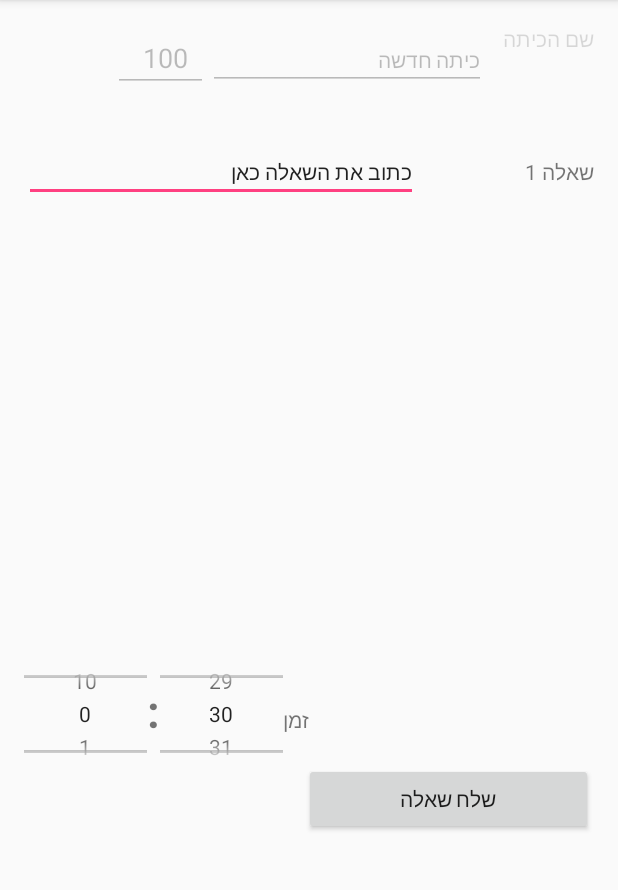
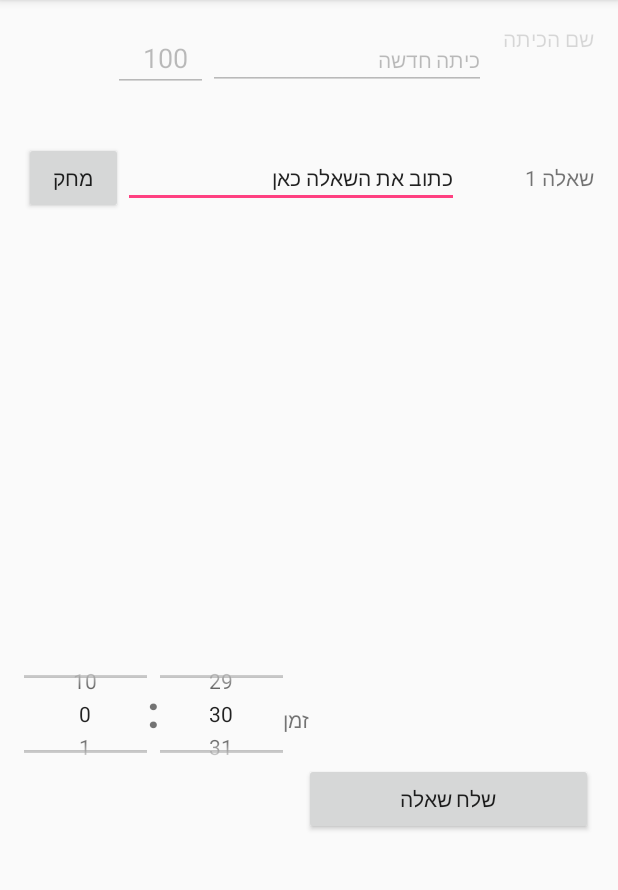
Before and after one commit to liorraz/FeedbackClickerAndroid, an Android app: the screen it shows after launch (MainActivity), after a tap on "צור", on a phone screen of 412 x 824 dp, the part 84-974 px from its top. Run offline under Robolectric (Android 15) with nearby library versions, the phone set to English and light mode, and no system bars.

```diff
--- a/Clicker/app/src/main/java/com/clicker/clicker/MainActivity.java
+++ b/Clicker/app/src/main/java/com/clicker/clicker/MainActivity.java
@@ -21,40 +21,40 @@ public class MainActivity extends AppCompatActivity {
     public static final int TIME_DEFAULT_SEC = 30;
     public static final int TIME_ADDITION_MILLI = TIME_DEFAULT_SEC * 1000;
     public static final int MAX_TIME_MINUTES = 10;
+
     private static final String TAG = "ClickerAPP";
 
     // GUI
-
+    // currently static components are to be used by enum, to be fixed later
     static private View[] classComponents;
     static private View[] timeComponents;
     static private View[] questionComponents;
-    static private Button[] buttons; // create, right , left
+    static private Button[] mainButtons; // create, right , left
     static private View[] afterQuestionSentComponents;
+    static private TextView[] questionLabelComponent; // update question label
 
-    static private TextView[] questionLabelComponent;
+    private TextView answerYesLabel; // for counting answers
+    private TextView answerNoLabel; // for counting answers
+    private EditText numberOfStudentsText; // for counting answers
+    private PieGraphView pieGraphView; // for counting answers
 
-    private TextView answerYesLabel;
-    private TextView answerNoLabel;
+    private NumberPicker timeMinutesPicker; // for counting time
+    private NumberPicker timeSecondsPicker; // for counting tim
 
-    private NumberPicker timeMinutesPicker;
-    private NumberPicker timeSecondsPicker;
-
-    private EditText numberOfStudentsText;
-
-    private PieGraphView pieGraphView;
+    private EditText questionText; // for deleting
 
     // End GUI
 
     private State state = State.CLASS_DEFINITION;
+
     private CountDownTimer countDownTimer;
 
-
-    // pie test
+    // pie chart
     private int yesNumber = 0;
     private int noNumber = 0;
     private int numberOfStudents = 0;
 
-    private final static Random random = new Random();
+    private final static Random random = new Random();    // for testing only
 
 
     private enum State {
@@ -63,14 +63,14 @@ public class MainActivity extends AppCompatActivity {
             State turnTo(State state) {
                 if (state == QUESTION_DEFINITION) {
                     makeEnabled(false, classComponents);
-                    makeVisible(false, buttons[0]);// remove "create" button
+                    makeVisible(false, mainButtons[0]);// remove "create" button
                     makeVisible(true, questionComponents);
                     makeEnabled(true, questionComponents);
                     makeVisible(true, timeComponents);
                     makeEnabled(true, timeComponents);
                     questionLabelComponent[0].setText(questionPrefix + " " + questionNumber);
-                    makeVisible(true, buttons[1]); // add "question" button
-                    buttons[1].setText(R.string.sendQuestionStr);
+                    makeVisible(true, mainButtons[1]); // add "question" button
+                    mainButtons[1].setText(R.string.sendQuestionStr);
                     return state;
                 }
                 return this;
@@ -82,9 +82,9 @@ public class MainActivity extends AppCompatActivity {
                     makeEnabled(false, questionComponents);
                     makeEnabled(false, timeComponents);
                     makeVisible(true, afterQuestionSentComponents);
-                    buttons[1].setText(R.string.stopTimeStr);
-                    makeVisible(true, buttons[2]);
-                    makeEnabled(true, buttons[2]);
+                    mainButtons[1].setText(R.string.stopTimeStr);
+                    makeVisible(true, mainButtons[2]);
+                    makeEnabled(true, mainButtons[2]);
                     return state;
                 }
                 return this;
@@ -93,8 +93,8 @@ public class MainActivity extends AppCompatActivity {
             @Override
             State turnTo(State state) {
                 if (state == QUESTION_STOPPING) {
-                    buttons[1].setText(R.string.newQuestionStr);
-                    makeEnabled(false, buttons[2]);
+                    mainButtons[1].setText(R.string.newQuestionStr);
+                    makeEnabled(false, mainButtons[2]);
                     return state;
                 }
                 return this;
@@ -105,8 +105,8 @@ public class MainActivity extends AppCompatActivity {
                 if (state == QUESTION_DEFINITION) {
                     makeVisible(false, afterQuestionSentComponents);
                     makeEnabled(true, timeComponents);
-                    makeVisible(false, buttons[2]);
-                    buttons[1].setText(R.string.sendQuestionStr);
+                    makeVisible(false, mainButtons[2]);
+                    mainButtons[1].setText(R.string.sendQuestionStr);
                     makeEnabled(true, questionComponents);
                     makeEnabled(true, timeComponents);
                     questionLabelComponent[0].setText(questionPrefix + " " + questionNumber);
@@ -159,7 +159,8 @@ public class MainActivity extends AppCompatActivity {
         TextView questionLabel = (TextView) findViewById(R.id.questionLabel);
         questionPrefix = questionLabel.getText().toString();
         questionLabel.setText(questionPrefix + " " + questionNumber); // locale not good! (hebrew)
-        EditText questionText = (EditText) findViewById(R.id.questionText);
+        questionText = (EditText) findViewById(R.id.questionText);
+        Button eraseQuestionButton = (Button) findViewById(R.id.eraseQuestionButton);
         TextView timeSeparatorLabel = (TextView) findViewById(R.id.timeSeperatorLabel);
         TextView timeLabel = (TextView) findViewById(R.id.timeLabel);
         Button createClassButton = (Button) findViewById(R.id.createClassButton);
@@ -172,9 +173,9 @@ public class MainActivity extends AppCompatActivity {
 
         classComponents = new View[]{classNameText, classNameLabel, createClassButton, numberOfStudentsText};
         timeComponents = new View[]{timeLabel, timeSecondsPicker, timeSeparatorLabel, timeMinutesPicker};
-        questionComponents = new View[]{questionLabel, questionText};
+        questionComponents = new View[]{questionLabel, questionText, eraseQuestionButton};
         questionLabelComponent = new TextView[]{questionLabel};
-        buttons = new Button[]{createClassButton, rightButton, leftButton};
+        mainButtons = new Button[]{createClassButton, rightButton, leftButton};
 
         LinearLayout pieChartContainer = (LinearLayout) findViewById(R.id.pieChartGrid);
         // calculate in re-write data
@@ -318,6 +319,11 @@ public class MainActivity extends AppCompatActivity {
     }
 
 
+    public void eraseQuestionOnClick(View view) {
+        questionText.setText("");
+    }
+
+
     private void BTChangeName() {
         // BT Rename
         final String sNewName = "Syntactics";
--- a/Clicker/app/src/main/res/layout/activity_main.xml
+++ b/Clicker/app/src/main/res/layout/activity_main.xml
@@ -27,7 +27,7 @@
             android:id="@+id/classLayout">
 
             <Button
-                android:text="צור"
+                android:text="@string/createClassStr"
                 android:layout_width="59dp"
                 android:layout_height="wrap_content"
                 android:id="@+id/createClassButton"
@@ -40,23 +40,22 @@
                 android:inputType="numberDecimal"
                 android:ems="10"
                 android:id="@+id/numberOfStudentsText"
-                android:text="100"
+                android:text="@string/defaultStudentsNumStr"
                 android:maxLength="3"
                 android:paddingLeft="20dp" />
 
             <EditText
-                android:layout_width="wrap_content"
+                android:layout_width="0dp"
                 android:layout_height="wrap_content"
                 android:inputType="textPersonName"
-                android:text="כיתה חדשה"
+                android:text="@string/newClassStr"
                 android:ems="10"
                 android:id="@+id/classNameText"
                 android:layout_weight="1"
-                android:textSize="14sp"
-                android:singleLine="false" />
+                android:textSize="14sp" />
 
             <TextView
-                android:text="שם הכיתה"
+                android:text="@string/classNameStr"
                 android:layout_width="72dp"
                 android:layout_height="match_parent"
                 android:id="@+id/classNameLabel" />
@@ -70,10 +69,18 @@
             android:layout_weight="0.21"
             android:id="@+id/questionLayout">
 
+            <Button
+                android:text="@string/eraseQuestionStr"
+                android:layout_width="66dp"
+                android:layout_height="wrap_content"
+                android:id="@+id/eraseQuestionButton"
+                android:visibility="invisible"
+                android:onClick="eraseQuestionOnClick"/>
+
             <EditText
                 android:layout_width="wrap_content"
                 android:layout_height="wrap_content"
-                android:text="כתוב את השאלה כאן"
+                android:text="@string/typeQuestionHereStr"
                 android:ems="10"
                 android:id="@+id/questionText"
                 android:textSize="14sp"
@@ -81,7 +88,7 @@
                 android:visibility="invisible" />
 
             <TextView
-                android:text="שאלה"
+                android:text="@string/questionStr"
                 android:layout_width="wrap_content"
                 android:layout_height="wrap_content"
                 android:id="@+id/questionLabel"
@@ -94,16 +101,13 @@
             android:orientation="horizontal"
             android:layout_width="match_parent"
             android:layout_height="36dp"
-            android:layout_alignParentBottom="true"
-            android:layout_alignParentLeft="true"
-            android:layout_alignParentStart="true"
             android:layout_marginBottom="15dp"
             android:weightSum="1"
             android:id="@+id/answeredLayout">
 
             <TextView
                 android:text="@string/answerYes"
-                android:layout_width="wrap_content"
+                android:layout_width="0dp"
                 android:layout_height="wrap_content"
                 android:id="@+id/answerYesLabel"
                 android:layout_weight="0.60"
@@ -123,7 +127,7 @@
             android:layout_width="match_parent"
             android:layout_height="84dp"
             android:id="@+id/pieChartGrid"
-            android:layout_weight="0.24"></LinearLayout>
+            android:layout_weight="0.24" />
 
         <LinearLayout
             android:orientation="horizontal"
@@ -140,7 +144,7 @@
                 android:visibility="invisible" />
 
             <TextView
-                android:text=":"
+                android:text="@string/timeSeperatorStr"
                 android:layout_width="wrap_content"
                 android:layout_height="wrap_content"
                 android:id="@+id/timeSeperatorLabel"
@@ -157,7 +161,7 @@
                 android:visibility="invisible" />
 
             <TextView
-                android:text="זמן"
+                android:text="@string/timeStr"
                 android:layout_width="wrap_content"
                 android:layout_height="wrap_content"
                 android:id="@+id/timeLabel"
@@ -178,7 +182,6 @@
                 android:layout_height="wrap_content"
                 android:id="@+id/buttonLeft"
                 android:layout_weight="0.05"
-                android:elevation="0dp"
                 android:onClick="leftButtonOnClick"
                 android:visibility="invisible" />
 
--- a/Clicker/app/src/main/res/values/strings.xml
+++ b/Clicker/app/src/main/res/values/strings.xml
@@ -8,4 +8,13 @@
     <string name="answerYes">ענו כן</string>
     <string name="answerNo">ענו לא</string>
     <string name="sendQuestionStr">שלח שאלה</string>
+    <string name="createClassStr">צור</string>
+    <string name="defaultStudentsNumStr">100</string>
+    <string name="newClassStr">כיתה חדשה</string>
+    <string name="classNameStr">שם הכיתה</string>
+    <string name="eraseQuestionStr">מחק</string>
+    <string name="typeQuestionHereStr">כתוב את השאלה כאן</string>
+    <string name="questionStr">שאלה</string>
+    <string name="timeSeperatorStr">:</string>
+    <string name="timeStr">זמן</string>
 </resources>
```
